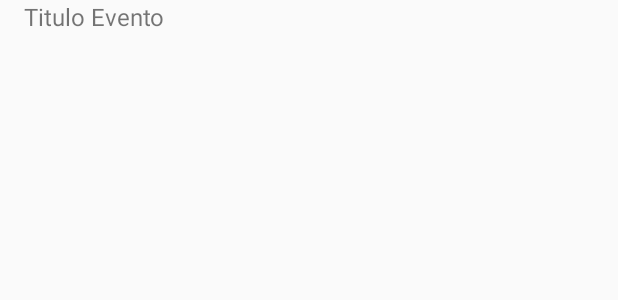
After one commit to ufjf-dcc196/dcc196-2018-3-trb2-trb2-lucasbrandao, an Android app: the layout evento_layout.xml on its own in the app's theme, with its tools: preview values and no code run, on a phone screen of 412 x 824 dp. The commit adds this screen. Shown: the top 300 px of the screen. Run offline under Robolectric (Android 15) with nearby library versions, the phone set to English and light mode, and no system bars.

```diff
--- a/app/src/main/java/ufjf/dcc196/trb01/Evento.java
+++ b/app/src/main/java/ufjf/dcc196/trb01/Evento.java
@@ -1,7 +1,7 @@
 package ufjf.dcc196.trb01;
 
 public class Evento {
-    private String titulo;
+    public String titulo;
     private String dia;
     private String hora;
     private String facilitador;
--- a/app/src/main/java/ufjf/dcc196/trb01/ParticipanteAdapter.java
+++ b/app/src/main/java/ufjf/dcc196/trb01/ParticipanteAdapter.java
@@ -49,12 +49,11 @@ public class ParticipanteAdapter extends RecyclerView.Adapter<ParticipanteAdapte
     public class ViewHolderAluno extends RecyclerView.ViewHolder {
 
         public TextView txtNome;
-        public TextView txtEmail;
 
         public ViewHolderAluno(@NonNull View itemView) {
             super(itemView);
 
-            txtNome     = (TextView) itemView.findViewById(R.id.txtNomeAluno);
+            txtNome = (TextView) itemView.findViewById(R.id.txtNomeAluno);
 
         }
     }
--- /dev/null
+++ b/app/src/main/res/layout/evento_layout.xml
@@ -0,0 +1,15 @@
+<?xml version="1.0" encoding="utf-8"?>
+<LinearLayout xmlns:android="http://schemas.android.com/apk/res/android"
+    android:layout_width="match_parent"
+    android:layout_height="match_parent"
+    android:orientation="vertical">
+
+    <TextView
+        android:id="@+id/txtTituloEvento"
+        android:layout_width="match_parent"
+        android:layout_height="wrap_content"
+        android:paddingLeft="16dp"
+        android:paddingRight="16dp"
+        android:text="Titulo Evento"
+        android:textSize="16sp" />
+</LinearLayout>
```
Also changed, not shown: app/src/main/java/ufjf/dcc196/trb01/EventoAdapter.java (added, +58 -0 lines).
